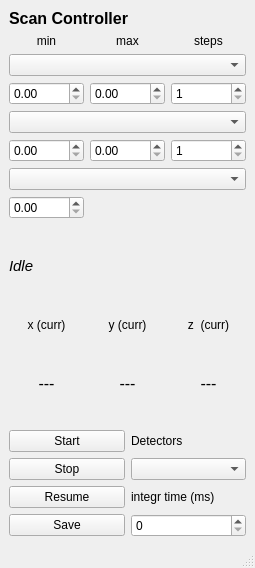
The window that libs/scan_gui_ctrl.ui (diamond2nv/measurements) describes before a commit, drawn with Qt 5.
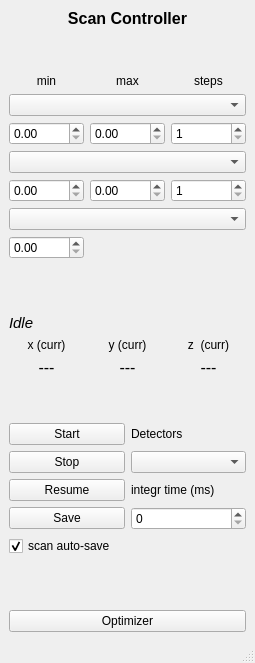
The same window after the commit.

The edit to the form file:
```diff
--- a/libs/scan_gui_ctrl.ui
+++ b/libs/scan_gui_ctrl.ui
@@ -7,7 +7,7 @@
     <x>0</x>
     <y>0</y>
     <width>255</width>
-    <height>568</height>
+    <height>663</height>
    </rect>
   </property>
   <property name="font">
@@ -20,7 +20,7 @@
   </property>
   <widget class="QWidget" name="centralwidget">
    <layout class="QGridLayout" name="gridLayout_4">
-    <item row="1" column="0">
+    <item row="2" column="0">
      <layout class="QVBoxLayout" name="verticalLayout">
       <property name="sizeConstraint">
        <enum>QLayout::SetFixedSize</enum>
@@ -30,7 +30,7 @@
         <property name="sizeConstraint">
          <enum>QLayout::SetFixedSize</enum>
         </property>
-        <item row="0" column="2">
+        <item row="2" column="2">
          <widget class="QLabel" name="label_steps">
           <property name="text">
            <string>steps</string>
@@ -40,7 +40,7 @@
           </property>
          </widget>
         </item>
-        <item row="0" column="1">
+        <item row="2" column="1">
          <widget class="QLabel" name="label_max">
           <property name="text">
            <string>max</string>
@@ -50,7 +50,7 @@
           </property>
          </widget>
         </item>
-        <item row="0" column="0">
+        <item row="2" column="0">
          <widget class="QLabel" name="label_min">
           <property name="text">
            <string>min</string>
@@ -60,13 +60,17 @@
           </property>
          </widget>
         </item>
-        <item row="2" column="0">
-         <widget class="QDoubleSpinBox" name="dsB_min1"/>
+        <item row="4" column="0">
+         <widget class="QDoubleSpinBox" name="dsB_min1">
+          <property name="decimals">
+           <number>2</number>
+          </property>
+         </widget>
         </item>
-        <item row="2" column="1">
+        <item row="4" column="1">
          <widget class="QDoubleSpinBox" name="dsB_max1"/>
         </item>
-        <item row="2" column="2">
+        <item row="4" column="2">
          <widget class="QDoubleSpinBox" name="dsB_steps1">
           <property name="decimals">
            <number>0</number>
@@ -79,13 +83,13 @@
           </property>
          </widget>
         </item>
-        <item row="4" column="0">
+        <item row="6" column="0">
          <widget class="QDoubleSpinBox" name="dsB_min2"/>
         </item>
-        <item row="4" column="1">
+        <item row="6" column="1">
          <widget class="QDoubleSpinBox" name="dsB_max2"/>
         </item>
-        <item row="4" column="2">
+        <item row="6" column="2">
          <widget class="QDoubleSpinBox" name="dsB_steps2">
           <property name="decimals">
            <number>0</number>
@@ -98,29 +102,65 @@
           </property>
          </widget>
         </item>
-        <item row="6" column="0">
+        <item row="8" column="0">
          <widget class="QDoubleSpinBox" name="dsB_fixed_pos"/>
         </item>
-        <item row="3" column="0" colspan="3">
+        <item row="5" column="0" colspan="3">
          <widget class="QComboBox" name="cB_scanner2"/>
         </item>
-        <item row="1" column="0" colspan="3">
+        <item row="3" column="0" colspan="3">
          <widget class="QComboBox" name="cB_scanner1"/>
         </item>
-        <item row="5" column="0" colspan="3">
+        <item row="7" column="0" colspan="3">
          <widget class="QComboBox" name="cB_scanner3"/>
         </item>
+        <item row="1" column="0" colspan="3">
+         <spacer name="verticalSpacer_4">
+          <property name="orientation">
+           <enum>Qt::Vertical</enum>
+          </property>
+          <property name="sizeHint" stdset="0">
+           <size>
+            <width>20</width>
+            <height>40</height>
+           </size>
+          </property>
+         </spacer>
+        </item>
+        <item row="0" column="0" colspan="3">
+         <widget class="QLabel" name="label_2">
+          <property name="sizePolicy">
+           <sizepolicy hsizetype="Preferred" vsizetype="Fixed">
+            <horstretch>0</horstretch>
+            <verstretch>0</verstretch>
+           </sizepolicy>
+          </property>
+          <property name="font">
+           <font>
+            <pointsize>12</pointsize>
+            <weight>75</weight>
+            <bold>true</bold>
+           </font>
+          </property>
+          <property name="text">
+           <string>Scan Controller</string>
+          </property>
+          <property name="alignment">
+           <set>Qt::AlignCenter</set>
+          </property>
+         </widget>
+        </item>
        </layout>
       </item>
       <item>
        <spacer name="horizontalSpacer">
         <property name="orientation">
-         <enum>Qt::Horizontal</enum>
+         <enum>Qt::Vertical</enum>
         </property>
         <property name="sizeHint" stdset="0">
          <size>
-          <width>228</width>
-          <height>15</height>
+          <width>20</width>
+          <height>40</height>
          </size>
         </property>
        </spacer>
@@ -223,32 +263,19 @@
         </item>
        </layout>
       </item>
-      <item>
-       <spacer name="horizontalSpacer_3">
-        <property name="orientation">
-         <enum>Qt::Horizontal</enum>
-        </property>
-        <property name="sizeHint" stdset="0">
-         <size>
-          <width>228</width>
-          <height>15</height>
-         </size>
-        </property>
-       </spacer>
-      </item>
       <item>
        <layout class="QGridLayout" name="gridLayout">
         <property name="sizeConstraint">
          <enum>QLayout::SetFixedSize</enum>
         </property>
-        <item row="0" column="0">
+        <item row="1" column="0">
          <widget class="QPushButton" name="pushButton_Start">
           <property name="text">
            <string>Start</string>
           </property>
          </widget>
         </item>
-        <item row="0" column="1">
+        <item row="1" column="1">
          <widget class="QLabel" name="label_detectors">
           <property name="font">
            <font>
@@ -260,64 +287,91 @@
           </property>
          </widget>
         </item>
-        <item row="1" column="0">
+        <item row="2" column="0">
          <widget class="QPushButton" name="pushButton_Stop">
           <property name="text">
            <string>Stop</string>
           </property>
          </widget>
         </item>
-        <item row="1" column="1">
+        <item row="2" column="1">
          <widget class="QComboBox" name="cb_detector"/>
         </item>
-        <item row="2" column="0">
+        <item row="3" column="0">
          <widget class="QPushButton" name="pushButton_Resume">
           <property name="text">
            <string>Resume</string>
           </property>
          </widget>
         </item>
-        <item row="3" column="0">
+        <item row="4" column="0">
          <widget class="QPushButton" name="pushButton_Save">
           <property name="text">
            <string>Save</string>
           </property>
          </widget>
         </item>
+        <item row="4" column="1">
+         <widget class="QSpinBox" name="sB_APD">
+          <property name="maximum">
+           <number>99999</number>
+          </property>
+         </widget>
+        </item>
         <item row="3" column="1">
-         <widget class="QSpinBox" name="sB_APD"/>
-        </item>
-        <item row="2" column="1">
          <widget class="QLabel" name="label_APD">
           <property name="text">
            <string>integr time (ms)</string>
           </property>
          </widget>
         </item>
+        <item row="5" column="0" colspan="2">
+         <widget class="QCheckBox" name="checkBox_autosave">
+          <property name="text">
+           <string>scan auto-save </string>
+          </property>
+          <property name="checked">
+           <bool>true</bool>
+          </property>
+         </widget>
+        </item>
+        <item row="0" column="0" colspan="2">
+         <spacer name="verticalSpacer_2">
+          <property name="orientation">
+           <enum>Qt::Vertical</enum>
+          </property>
+          <property name="sizeHint" stdset="0">
+           <size>
+            <width>20</width>
+            <height>40</height>
+           </size>
+          </property>
+         </spacer>
+        </item>
        </layout>
       </item>
+      <item>
+       <spacer name="verticalSpacer">
+        <property name="orientation">
+         <enum>Qt::Vertical</enum>
+        </property>
+        <property name="sizeHint" stdset="0">
+         <size>
+          <width>20</width>
+          <height>40</height>
+         </size>
+        </property>
+       </spacer>
+      </item>
+      <item>
+       <widget class="QPushButton" name="pushButton_optimizer">
+        <property name="text">
+         <string>Optimizer</string>
+        </property>
+       </widget>
+      </item>
      </layout>
     </item>
-    <item row="0" column="0">
-     <widget class="QLabel" name="label_2">
-      <property name="sizePolicy">
-       <sizepolicy hsizetype="Preferred" vsizetype="Fixed">
-        <horstretch>0</horstretch>
-        <verstretch>0</verstretch>
-       </sizepolicy>
-      </property>
-      <property name="font">
-       <font>
-        <pointsize>12</pointsize>
-        <weight>75</weight>
-        <bold>true</bold>
-       </font>
-      </property>
-      <property name="text">
-       <string>Scan Controller</string>
-      </property>
-     </widget>
-    </item>
    </layout>
   </widget>
   <widget class="QMenuBar" name="menubar">
```
Left out of the diff: 2 changed lines with no effect on the pictures.
